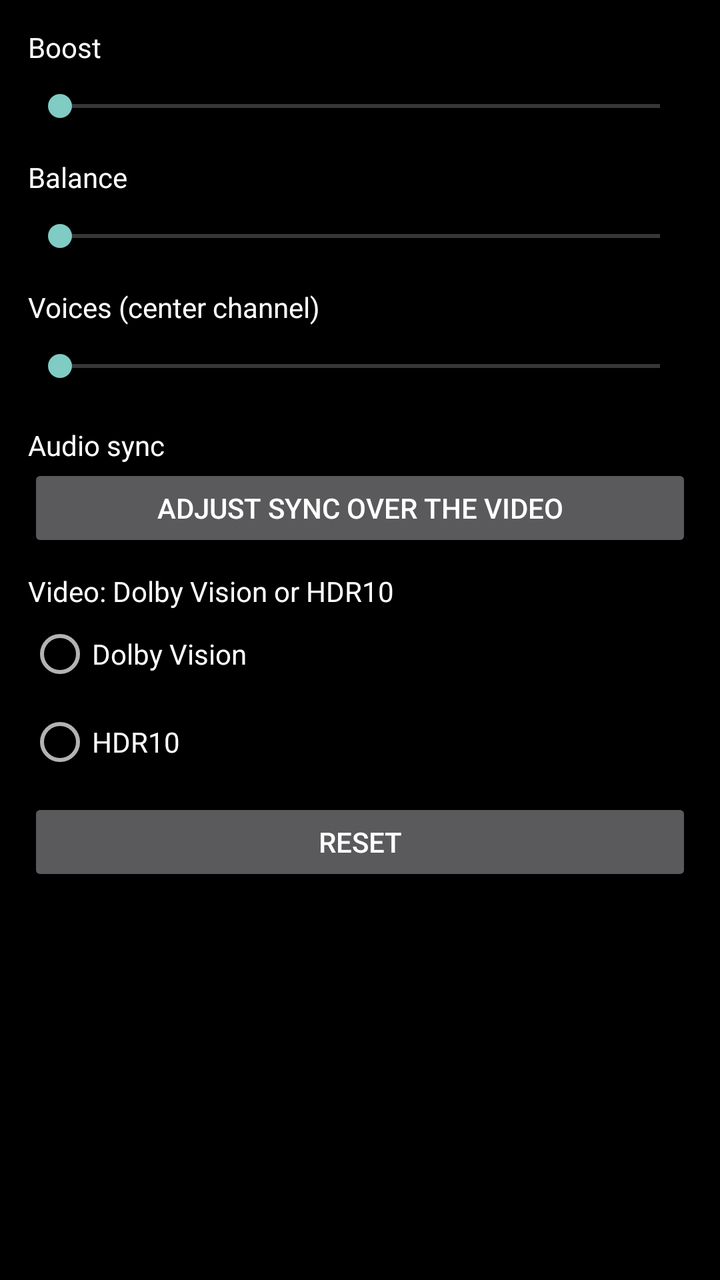
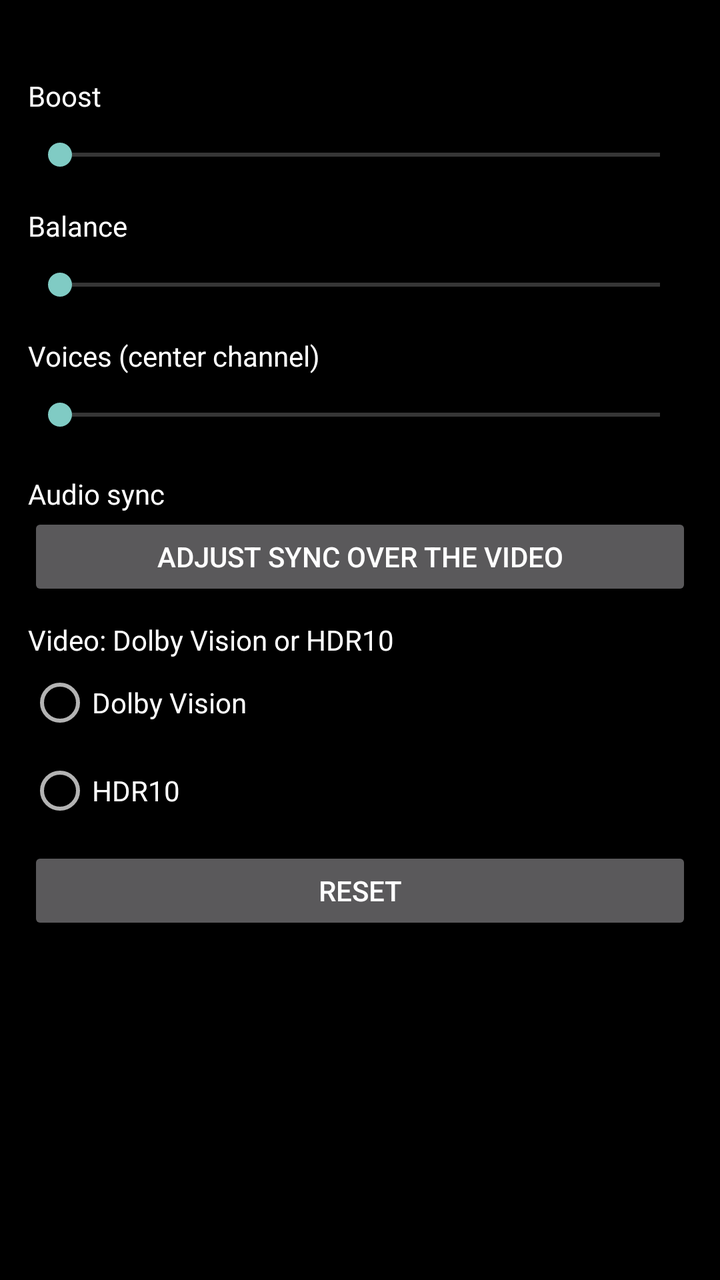

Before-and-after screenshots of an Android layout around one commit, followed by the original layout XML and the change that was made.
<!-- AndroidManifest.xml: application theme Theme.Player -->
<!-- res/layout/dialog_audio.xml -->
<?xml version="1.0" encoding="utf-8"?>
<ScrollView xmlns:android="http://schemas.android.com/apk/res/android"
    android:layout_width="match_parent"
    android:layout_height="match_parent"
    android:padding="14dp">

  <LinearLayout
      android:layout_width="match_parent"
      android:layout_height="wrap_content"
      android:orientation="vertical">

    <LinearLayout
        android:layout_width="match_parent"
        android:layout_height="wrap_content"
        android:orientation="horizontal">

      <TextView
          android:layout_width="0dp"
          android:layout_height="wrap_content"
          android:layout_weight="1"
          android:text="@string/audio_gain"
          android:textColor="#FFFFFF"
          android:textSize="14sp" />

      <TextView
          android:id="@+id/audio_gain_value"
          android:layout_width="wrap_content"
          android:layout_height="wrap_content"
          android:textColor="#FFFFFF"
          android:textSize="14sp" />
    </LinearLayout>

    <SeekBar
        android:id="@+id/audio_gain"
        android:layout_width="match_parent"
        android:layout_height="wrap_content"
        android:focusable="true"
        android:minHeight="40dp" />

    <LinearLayout
        android:layout_width="match_parent"
        android:layout_height="wrap_content"
        android:layout_marginTop="6dp"
        android:orientation="horizontal">

      <TextView
          android:layout_width="0dp"
          android:layout_height="wrap_content"
          android:layout_weight="1"
          android:text="@string/audio_balance"
          android:textColor="#FFFFFF"
          android:textSize="14sp" />

      <TextView
          android:id="@+id/audio_balance_value"
          android:layout_width="wrap_content"
          android:layout_height="wrap_content"
          android:textColor="#FFFFFF"
          android:textSize="14sp" />
    </LinearLayout>

    <SeekBar
        android:id="@+id/audio_balance"
        android:layout_width="match_parent"
        android:layout_height="wrap_content"
        android:focusable="true"
        android:minHeight="40dp" />

    <LinearLayout
        android:layout_width="match_parent"
        android:layout_height="wrap_content"
        android:layout_marginTop="6dp"
        android:orientation="horizontal">

      <TextView
          android:layout_width="0dp"
          android:layout_height="wrap_content"
          android:layout_weight="1"
          android:text="@string/audio_voice"
          android:textColor="#FFFFFF"
          android:textSize="14sp" />

      <TextView
          android:id="@+id/audio_voice_value"
          android:layout_width="wrap_content"
          android:layout_height="wrap_content"
          android:textColor="#FFFFFF"
          android:textSize="14sp" />
    </LinearLayout>

    <SeekBar
        android:id="@+id/audio_voice"
        android:layout_width="match_parent"
        android:layout_height="wrap_content"
        android:focusable="true"
        android:minHeight="40dp" />

    <LinearLayout
        android:layout_width="match_parent"
        android:layout_height="wrap_content"
        android:layout_marginTop="10dp"
        android:gravity="center_vertical"
        android:orientation="horizontal">

      <TextView
          android:layout_width="0dp"
          android:layout_height="wrap_content"
          android:layout_weight="1"
          android:text="@string/audio_delay"
          android:textColor="#FFFFFF"
          android:textSize="14sp" />

      <TextView
          android:id="@+id/audio_sync_value"
          android:layout_width="wrap_content"
          android:layout_height="wrap_content"
          android:textColor="#FFFFFF"
          android:textSize="14sp" />
    </LinearLayout>

    <Button
        android:id="@+id/audio_sync_open"
        android:layout_width="match_parent"
        android:layout_height="wrap_content"
        android:minHeight="44dp"
        android:text="@string/audio_sync_open"
        android:textSize="14sp" />

    <TextView
        android:layout_width="match_parent"
        android:layout_height="wrap_content"
        android:layout_marginTop="10dp"
        android:text="@string/video_hdr_mode"
        android:textColor="#FFFFFF"
        android:textSize="14sp" />

    <RadioGroup
        android:id="@+id/video_hdr_mode"
        android:layout_width="match_parent"
        android:layout_height="wrap_content"
        android:orientation="vertical">

      <RadioButton
          android:id="@+id/video_hdr_dv"
          android:layout_width="match_parent"
          android:layout_height="wrap_content"
          android:minHeight="44dp"
          android:focusable="true"
          android:text="@string/video_hdr_dv"
          android:textColor="#FFFFFF"
          android:textSize="14sp" />

      <RadioButton
          android:id="@+id/video_hdr_10"
          android:layout_width="match_parent"
          android:layout_height="wrap_content"
          android:minHeight="44dp"
          android:focusable="true"
          android:text="@string/video_hdr_10"
          android:textColor="#FFFFFF"
          android:textSize="14sp" />
    </RadioGroup>

    <Button
        android:id="@+id/audio_reset"
        android:layout_width="match_parent"
        android:layout_height="wrap_content"
        android:layout_marginTop="6dp"
        android:minHeight="44dp"
        android:text="@string/audio_reset"
        android:textSize="14sp" />

    <TextView
        android:id="@+id/audio_diag"
        android:layout_width="match_parent"
        android:layout_height="wrap_content"
        android:layout_marginTop="12dp"
        android:textColor="#B0B0B0"
        android:textSize="12sp" />

  </LinearLayout>
</ScrollView>
<!-- resources referenced by this layout -->
<resources>
  <string name="audio_balance">Balance</string>
  <string name="audio_delay">Audio sync</string>
  <string name="audio_gain">Boost</string>
  <string name="audio_reset">Reset</string>
  <string name="audio_sync_open">Adjust sync over the video</string>
  <string name="audio_voice">Voices (center channel)</string>
  <string name="video_hdr_10">HDR10</string>
  <string name="video_hdr_dv">Dolby Vision</string>
  <string name="video_hdr_mode">Video: Dolby Vision or HDR10</string>
  <style name="Theme.Player" parent="BaseTheme.Player">
      </style>
  <style name="BaseTheme.Player" parent="Theme.AppCompat.NoActionBar">
          <item name="android:statusBarColor">@color/ui_controls_background</item>
          <item name="android:navigationBarColor">@color/ui_controls_background</item>
          <item name="android:windowBackground">@color/black</item>
          <item name="android:windowLayoutInDisplayCutoutMode" tools:ignore="NewApi">shortEdges</item>
          <item name="android:forceDarkAllowed" tools:targetApi="29">false</item>
      </style>
  <color name="ui_controls_background">#98000000</color>
  <color name="black">#FF000000</color>
</resources>

<!-- the commit's change to res/layout/dialog_audio.xml (unified diff, before → after) -->
@@ -8,6 +8,14 @@
       android:layout_width="match_parent"
       android:layout_height="wrap_content"
       android:orientation="vertical">
+
+    <TextView
+        android:id="@+id/audio_version"
+        android:layout_width="match_parent"
+        android:layout_height="wrap_content"
+        android:layout_marginBottom="8dp"
+        android:textColor="#B0B0B0"
+        android:textSize="12sp" />
 
     <LinearLayout
         android:layout_width="match_parent"
